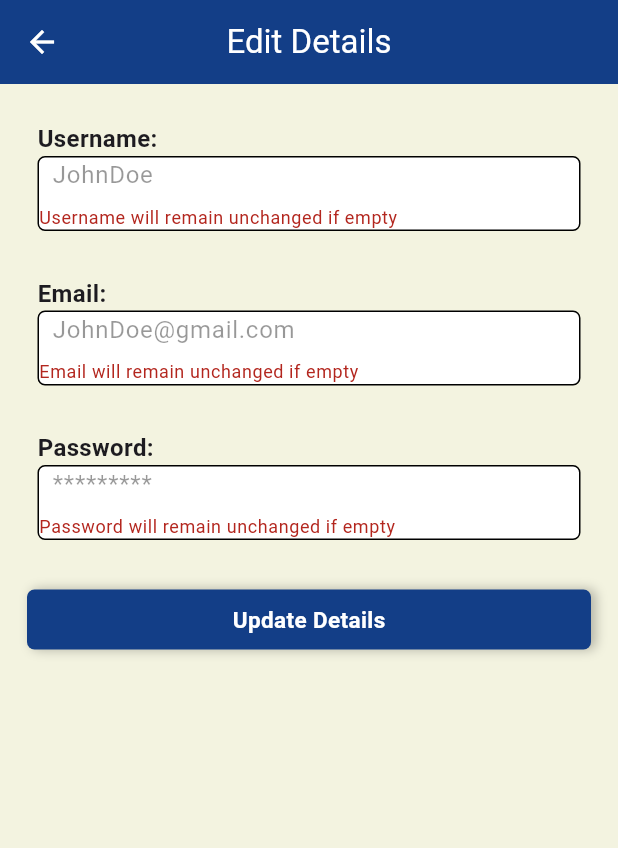
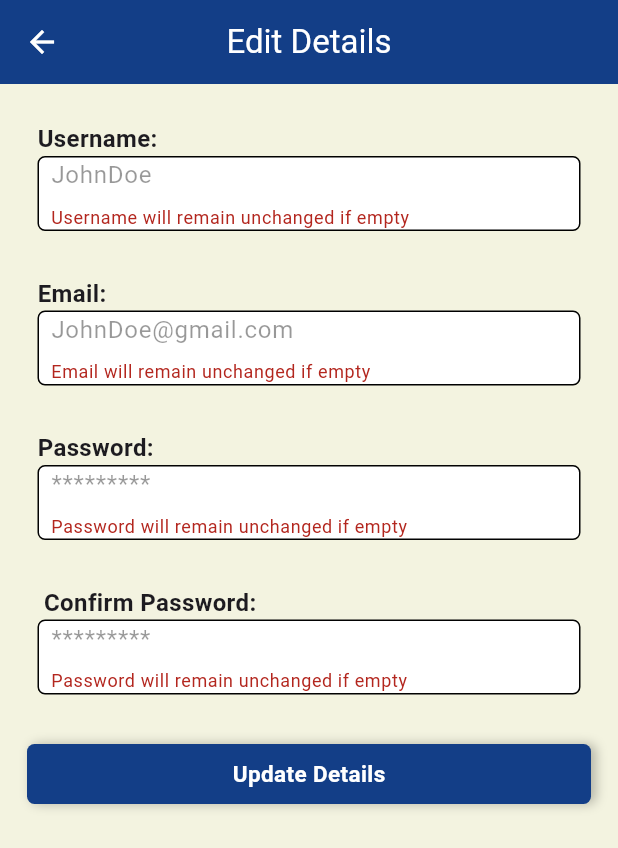
Before and after one commit to KwesiEren/prikrakra_v3, a Flutter app: the EditUserPage screen opened by its route, after a tap on "Update Details", on a phone screen of 412 x 824 dp. Shown: the top 848 px of the screen. Run offline on Flutter 3.47's test engine with Material 3 defaults, Android fonts, the phone set to English and light mode, and no system bars; our stand-ins replace flutter_styled_toast, internet_connection_checker_plus, shared_preferences, sqflite, supabase_flutter; missing offline and left inert: xor_encryption; accounts and stored records are empty.

Commit message:
Fixed some bugs

```diff
--- a/lib/pages/authed/formpage.dart
+++ b/lib/pages/authed/formpage.dart
@@ -150,12 +150,12 @@ class _AddTodoScreenState extends State<AddTodoScreen> {
               ),
               const SizedBox(height: 10),
               TextFormField(
-                decoration: const InputDecoration(
+                decoration: InputDecoration(
                   labelText: 'User',
-                  hintText: 'Default Username will be used if empty.',
+                  hintText: widget.userName,
                 ),
                 onSaved: (value) {
-                  _user = value ?? widget.userName;
+                  _user = widget.userName;
                 },
               ),
               const SizedBox(height: 10),
--- a/lib/pages/edit_user_page.dart
+++ b/lib/pages/edit_user_page.dart
@@ -1,6 +1,7 @@
 import 'package:flutter/material.dart';
 import 'package:flutter_styled_toast/flutter_styled_toast.dart';
 import 'package:prikrakra_v3/components/button.dart';
+import 'package:prikrakra_v3/services/localdb_config/db_provider.dart';
 import 'package:prikrakra_v3/utils/security_scheme.dart';
 import 'package:supabase_flutter/supabase_flutter.dart';
 
@@ -19,6 +20,7 @@ class _EditUserPageState extends State<EditUserPage> {
   String? _username;
   String? _email;
   String? _password;
+  String? _cpassword;
   String? catchUsr;
   var tempContainer = '';
   String? savUsr;
@@ -64,7 +66,11 @@ class _EditUserPageState extends State<EditUserPage> {
       // Show a success toast
       _showToast('Details updated successfully');
 
+      // Store new username and email
       await SharedPreferencesHelper.saveUsername(_username!);
+      await SharedPreferencesHelper.saveUserEmail(_email!);
+      // Update username in tasks
+      await AppDB.instance.updateUsernameForTasks(tempContainer, _username!);
 
       // Call the callback and pop the screen
       Navigator.pop(
@@ -119,10 +125,12 @@ class _EditUserPageState extends State<EditUserPage> {
                                       Border.all(color: Colors.black, width: 1),
                                   color:
                                       const Color.fromARGB(255, 255, 255, 255)),
+                          child: Padding(
+                            padding: const EdgeInsets.only(left: 8),
                             child: TextFormField(
                               decoration: const InputDecoration(
                                   border: InputBorder.none,
-                                hintText: '  JohnDoe',
+                                  hintText: 'JohnDoe',
                                   hintStyle: TextStyle(
                                       color: Color.fromARGB(103, 0, 0, 0))),
                               validator: (value) {
@@ -134,6 +142,7 @@ class _EditUserPageState extends State<EditUserPage> {
                               onSaved: (value) {
                                 _username = value!;
                               },
+                            ),
                           ),
                         ),
                       ],
@@ -159,21 +168,29 @@ class _EditUserPageState extends State<EditUserPage> {
                                       Border.all(color: Colors.black, width: 1),
                                   color:
                                       const Color.fromARGB(255, 255, 255, 255)),
+                          child: Padding(
+                            padding: const EdgeInsets.only(left: 8),
                             child: TextFormField(
                               decoration: const InputDecoration(
                                   border: InputBorder.none,
-                                hintText: '  JohnDoe@gmail.com',
+                                  hintText: 'JohnDoe@gmail.com',
                                   hintStyle: TextStyle(
                                       color: Color.fromARGB(103, 0, 0, 0))),
                               validator: (value) {
                                 if (value == null || value.isEmpty) {
                                   return 'Email will remain unchanged if empty';
                                 }
+                                if (!RegExp(
+                                        r'^[a-zA-Z0-9]+([._]?[a-zA-Z0-9]+)*@[a-zA-Z0-9-]+(\.[a-zA-Z]{2,})+$')
+                                    .hasMatch(value)) {
+                                  return 'Enter a valid Email address';
+                                }
                                 return null;
                               },
                               onSaved: (value) {
                                 _email = value!;
                               },
+                            ),
                           ),
                         ),
                       ],
@@ -195,25 +212,86 @@ class _EditUserPageState extends State<EditUserPage> {
                               //Background Image block:
                               BoxDecoration(
                                   borderRadius: BorderRadius.circular(5),
-                                  border:
-                                      Border.all(color: Colors.black, width: 1),
+                                  border: Border.all(
+                                      color: const Color.fromARGB(255, 2, 2, 2),
+                                      width: 1),
                                   color:
                                       const Color.fromARGB(255, 255, 255, 255)),
+                          child: Padding(
+                            padding: const EdgeInsets.only(left: 8),
                             child: TextFormField(
+                              obscureText: true,
+                              obscuringCharacter: '*',
                               decoration: const InputDecoration(
                                   border: InputBorder.none,
-                                hintText: '  *********',
+                                  hintText: '*********',
                                   hintStyle: TextStyle(
                                       color: Color.fromARGB(103, 0, 0, 0))),
                               validator: (value) {
                                 if (value == null || value.isEmpty) {
                                   return 'Password will remain unchanged if empty';
                                 }
+                                if (value.length < 8) {
+                                  return 'Password must be at least 8 characters long.';
+                                }
                                 return null;
                               },
                               onSaved: (value) {
                                 _password = value!;
                               },
+                            ),
+                          ),
+                        ),
+                      ],
+                    ),
+                  ),
+                  Container(
+                    padding: const EdgeInsets.all(15),
+                    child: Column(
+                      crossAxisAlignment: CrossAxisAlignment.start,
+                      children: [
+                        const Text(
+                          ' Confirm Password: ',
+                          style: TextStyle(
+                              fontSize: 16, fontWeight: FontWeight.bold),
+                        ),
+                        Container(
+                          height: 50,
+                          decoration:
+                              //Background Image block:
+                              BoxDecoration(
+                                  borderRadius: BorderRadius.circular(5),
+                                  border: Border.all(
+                                      color: const Color.fromARGB(255, 2, 2, 2),
+                                      width: 1),
+                                  color:
+                                      const Color.fromARGB(255, 255, 255, 255)),
+                          child: Padding(
+                            padding: const EdgeInsets.only(left: 8),
+                            child: TextFormField(
+                              obscureText: true,
+                              obscuringCharacter: '*',
+                              decoration: const InputDecoration(
+                                  border: InputBorder.none,
+                                  hintText: '*********',
+                                  hintStyle: TextStyle(
+                                      color: Color.fromARGB(103, 0, 0, 0))),
+                              validator: (value) {
+                                if (value == null || value.isEmpty) {
+                                  return 'Password will remain unchanged if empty';
+                                }
+                                if (value.length < 8) {
+                                  return 'Password must be at least 8 characters long.';
+                                }
+                                if (value != _password) {
+                                  return 'Password does not match!';
+                                }
+                                return null;
+                              },
+                              onSaved: (value) {
+                                _cpassword = value;
+                              },
+                            ),
                           ),
                         ),
                       ],
```
Also changed, not shown: lib/pages/authed/worksheet.dart (+24 -8 lines), lib/pages/unauthed/guestview_page.dart (+6 -2 lines), lib/services/localdb_config/db_provider.dart (+17 -0 lines), assets/bg2.jpg, pubspec.lock. Lines whose indentation alone changed are shown as unchanged.
